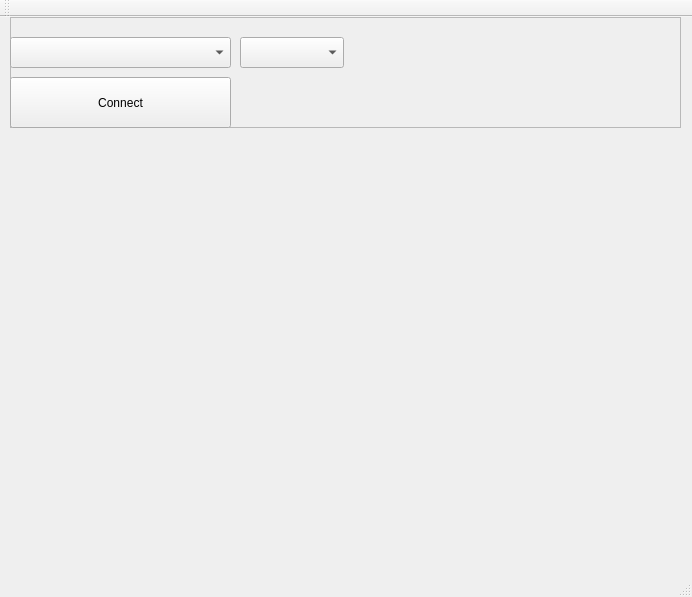
The window that mainwindow.ui (tipih/Drone_updater) describes before a commit, drawn with Qt 5.
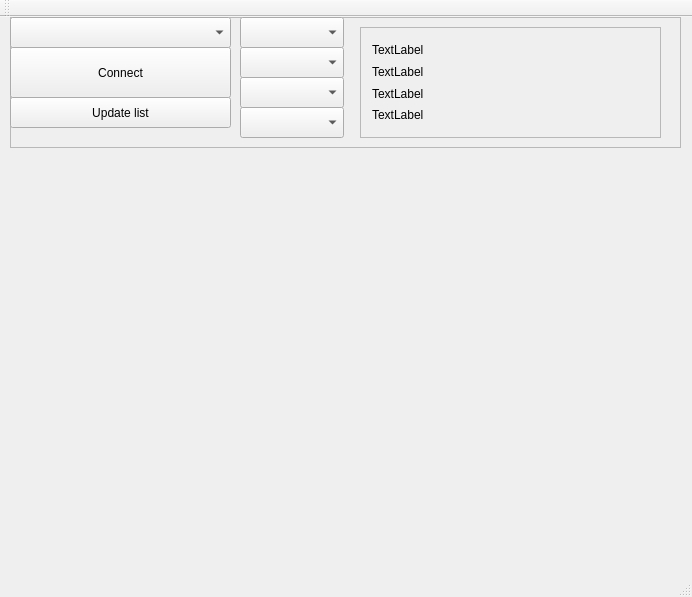
The same window after the commit.

Diff of the .ui file:
```diff
--- a/mainwindow.ui
+++ b/mainwindow.ui
@@ -20,7 +20,7 @@
       <x>10</x>
       <y>0</y>
       <width>671</width>
-      <height>111</height>
+      <height>131</height>
      </rect>
     </property>
     <property name="frameShape">
@@ -33,7 +33,7 @@
      <property name="geometry">
       <rect>
        <x>0</x>
-       <y>20</y>
+       <y>0</y>
        <width>221</width>
        <height>31</height>
       </rect>
@@ -43,7 +43,7 @@
      <property name="geometry">
       <rect>
        <x>0</x>
-       <y>60</y>
+       <y>30</y>
        <width>221</width>
        <height>51</height>
       </rect>
@@ -56,12 +56,114 @@
      <property name="geometry">
       <rect>
        <x>230</x>
-       <y>20</y>
+       <y>0</y>
        <width>104</width>
        <height>31</height>
       </rect>
      </property>
     </widget>
+    <widget class="QComboBox" name="parity">
+     <property name="geometry">
+      <rect>
+       <x>230</x>
+       <y>30</y>
+       <width>104</width>
+       <height>31</height>
+      </rect>
+     </property>
+    </widget>
+    <widget class="QComboBox" name="databit">
+     <property name="geometry">
+      <rect>
+       <x>230</x>
+       <y>60</y>
+       <width>104</width>
+       <height>31</height>
+      </rect>
+     </property>
+    </widget>
+    <widget class="QComboBox" name="stopbit">
+     <property name="geometry">
+      <rect>
+       <x>230</x>
+       <y>90</y>
+       <width>104</width>
+       <height>31</height>
+      </rect>
+     </property>
+    </widget>
+    <widget class="QFrame" name="frame_2">
+     <property name="geometry">
+      <rect>
+       <x>350</x>
+       <y>10</y>
+       <width>301</width>
+       <height>111</height>
+      </rect>
+     </property>
+     <property name="minimumSize">
+      <size>
+       <width>200</width>
+       <height>100</height>
+      </size>
+     </property>
+     <property name="frameShape">
+      <enum>QFrame::StyledPanel</enum>
+     </property>
+     <property name="frameShadow">
+      <enum>QFrame::Raised</enum>
+     </property>
+     <layout class="QVBoxLayout" name="verticalLayout_2">
+      <item>
+       <layout class="QVBoxLayout" name="verticalLayout">
+        <property name="spacing">
+         <number>0</number>
+        </property>
+        <item>
+         <widget class="QLabel" name="description">
+          <property name="text">
+           <string>TextLabel</string>
+          </property>
+         </widget>
+        </item>
+        <item>
+         <widget class="QLabel" name="manufacturer">
+          <property name="text">
+           <string>TextLabel</string>
+          </property>
+         </widget>
+        </item>
+        <item>
+         <widget class="QLabel" name="serial_number">
+          <property name="text">
+           <string>TextLabel</string>
+          </property>
+         </widget>
+        </item>
+        <item>
+         <widget class="QLabel" name="location">
+          <property name="text">
+           <string>TextLabel</string>
+          </property>
+         </widget>
+        </item>
+       </layout>
+      </item>
+     </layout>
+    </widget>
+    <widget class="QPushButton" name="Update_list">
+     <property name="geometry">
+      <rect>
+       <x>0</x>
+       <y>80</y>
+       <width>221</width>
+       <height>31</height>
+      </rect>
+     </property>
+     <property name="text">
+      <string>Update list</string>
+     </property>
+    </widget>
    </widget>
   </widget>
   <widget class="QMenuBar" name="menuBar">
```
Left out of the diff: 4 changed lines with no effect on the pictures.
